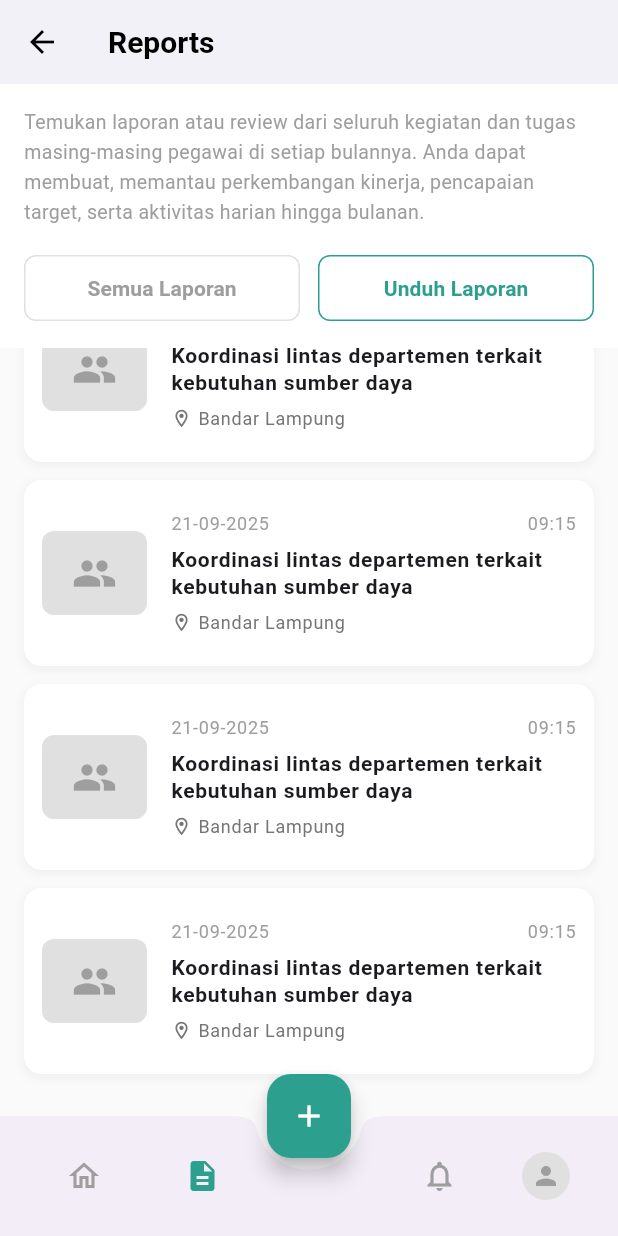
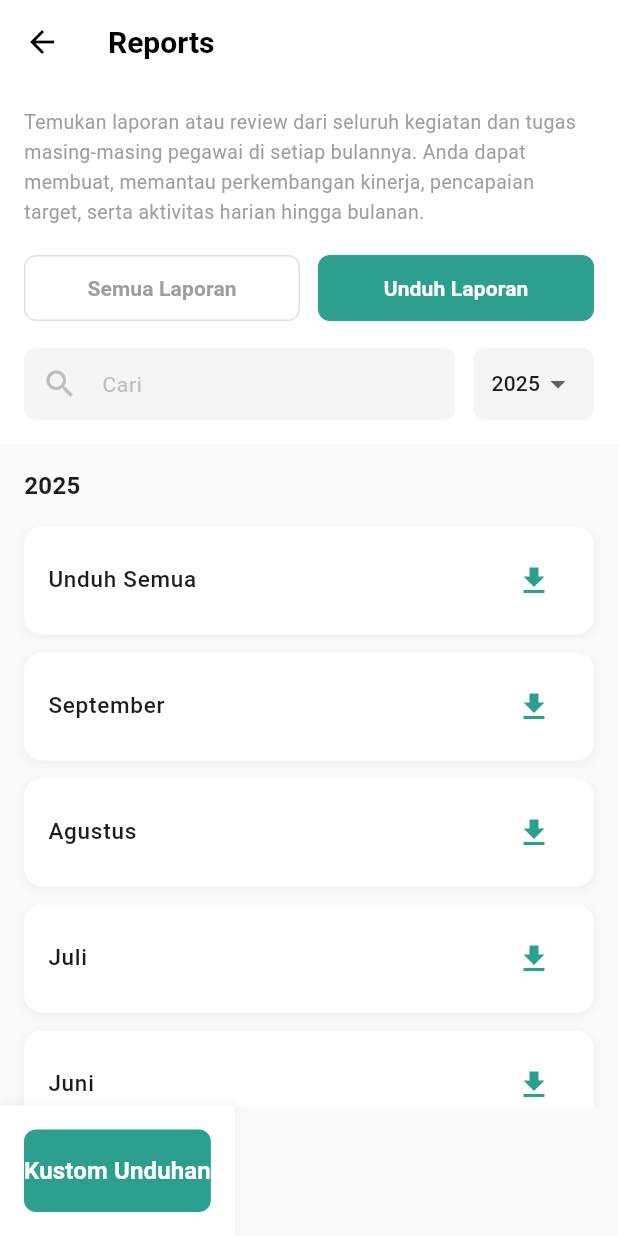
Before and after one commit to elkanajnrmanullang/SIMONI, a Flutter app: the AllReportsPage screen opened directly, scrolled down 64 dp, after a tap on "Unduh Laporan", on a phone screen of 412 x 824 dp. Run offline on Flutter 3.47's test engine with Material 3 defaults, Android fonts, the phone set to English and light mode, and no system bars; our stand-ins replace google_fonts, image_picker.

Commit message:
Download Reports

```diff
--- a/lib/all_reports.dart
+++ b/lib/all_reports.dart
@@ -1,5 +1,7 @@
 import 'package:flutter/material.dart';
 import 'package:simoni/add_reports.dart';
+import 'package:simoni/download_reports.dart';
+import 'package:simoni/home_screen.dart';
 
 class AllReportsPage extends StatefulWidget {
   const AllReportsPage({Key? key}) : super(key: key);
@@ -123,11 +125,12 @@ class _AllReportsPageState extends State<AllReportsPage> {
                     Expanded(
                       child: OutlinedButton(
                         onPressed: () {
-                          setState(() {
-                            showAllReports = false;
-                          });
-                          // Navigate to download reports page
-                          // Navigator.push(context, MaterialPageRoute(builder: (context) => DownloadReportsPage()));
+                          Navigator.push(
+                            context,
+                            MaterialPageRoute(
+                              builder: (context) => DownloadReportsPage(),
+                            ),
+                          );
                         },
                         style: OutlinedButton.styleFrom(
                           foregroundColor: !showAllReports
@@ -281,7 +284,10 @@ class _AllReportsPageState extends State<AllReportsPage> {
             children: [
               IconButton(
                 icon: const Icon(Icons.home_outlined),
-                onPressed: () {},
+                onPressed: () {
+                  Navigator.pop(context);
+                  MaterialPageRoute(builder: (context) => const HomeScreen());
+                },
                 color: Colors.grey,
               ),
               IconButton(
--- /dev/null
+++ b/lib/download_reports.dart
@@ -0,0 +1,532 @@
+import 'package:flutter/material.dart';
+import 'package:intl/intl.dart';
+
+class DownloadReportsPage extends StatefulWidget {
+  const DownloadReportsPage({Key? key}) : super(key: key);
+
+  @override
+  State<DownloadReportsPage> createState() => _DownloadReportsPageState();
+}
+
+class _DownloadReportsPageState extends State<DownloadReportsPage> {
+  bool showAllReports = false; // false = Unduh Laporan
+  int selectedYear = DateTime.now().year;
+  String searchQuery = '';
+  final TextEditingController _searchController = TextEditingController();
+
+  // Data laporan per bulan
+  final Map<int, List<Map<String, dynamic>>> reportsByYear = {
+    2025: [
+      {'month': 'Unduh Semua', 'monthNumber': 0},
+      {'month': 'September', 'monthNumber': 9},
+      {'month': 'Agustus', 'monthNumber': 8},
+      {'month': 'Juli', 'monthNumber': 7},
+      {'month': 'Juni', 'monthNumber': 6},
+      {'month': 'Mei', 'monthNumber': 5},
+      {'month': 'April', 'monthNumber': 4},
+      {'month': 'Maret', 'monthNumber': 3},
+      {'month': 'Februari', 'monthNumber': 2},
+    ],
+  };
+
+  List<int> availableYears = [2025, 2024, 2023, 2022];
+
+  @override
+  void dispose() {
+    _searchController.dispose();
+    super.dispose();
+  }
+
+  void _showCustomDownloadDialog() {
+    DateTime? startDate;
+    DateTime? endDate;
+
+    showDialog(
+      context: context,
+      builder: (context) => StatefulBuilder(
+        builder: (context, setDialogState) => AlertDialog(
+          shape: RoundedRectangleBorder(
+            borderRadius: BorderRadius.circular(16),
+          ),
+          title: Row(
+            mainAxisAlignment: MainAxisAlignment.spaceBetween,
+            children: [
+              const Text(
+                'Kustom Laporan',
+                style: TextStyle(fontSize: 18, fontWeight: FontWeight.bold),
+              ),
+              IconButton(
+                icon: const Icon(Icons.close),
+                onPressed: () => Navigator.pop(context),
+                padding: EdgeInsets.zero,
+                constraints: const BoxConstraints(),
+              ),
+            ],
+          ),
+          content: Column(
+            mainAxisSize: MainAxisSize.min,
+            crossAxisAlignment: CrossAxisAlignment.start,
+            children: [
+              const Text(
+                'Anda dapat menentukan tanggal untuk memilih laporan yang ingin diunduh.',
+                style: TextStyle(fontSize: 13, color: Colors.grey),
+              ),
+              const SizedBox(height: 24),
+              const Text(
+                'Tanggal Mulai',
+                style: TextStyle(fontSize: 14, fontWeight: FontWeight.w600),
+              ),
+              const SizedBox(height: 8),
+              InkWell(
+                onTap: () async {
+                  final DateTime? picked = await showDatePicker(
+                    context: context,
+                    initialDate: startDate ?? DateTime.now(),
+                    firstDate: DateTime(2020),
+                    lastDate: DateTime.now(),
+                    builder: (context, child) {
+                      return Theme(
+                        data: Theme.of(context).copyWith(
+                          colorScheme: const ColorScheme.light(
+                            primary: Color(0xFF2D9F8F),
+                          ),
+                        ),
+                        child: child!,
+                      );
+                    },
+                  );
+                  if (picked != null) {
+                    setDialogState(() {
+                      startDate = picked;
+                    });
+                  }
+                },
+                child: Container(
+                  padding: const EdgeInsets.symmetric(
+                    horizontal: 16,
+                    vertical: 14,
+                  ),
+                  decoration: BoxDecoration(
+                    border: Border.all(color: Colors.grey.shade300),
+                    borderRadius: BorderRadius.circular(8),
+                  ),
+                  child: Row(
+                    mainAxisAlignment: MainAxisAlignment.spaceBetween,
+                    children: [
+                      Text(
+                        startDate != null
+                            ? DateFormat('dd/MM/yyyy').format(startDate!)
+                            : 'Pilih tanggal',
+                        style: TextStyle(
+                          color: startDate != null
+                              ? Colors.black
+                              : Colors.grey[400],
+                          fontSize: 14,
+                        ),
+                      ),
+                      const Icon(
+                        Icons.calendar_today,
+                        size: 18,
+                        color: Color(0xFF2D9F8F),
+                      ),
+                    ],
+                  ),
+                ),
+              ),
+              const SizedBox(height: 20),
+              const Text(
+                'Tanggal Selesai',
+                style: TextStyle(fontSize: 14, fontWeight: FontWeight.w600),
+              ),
+              const SizedBox(height: 8),
+              InkWell(
+                onTap: () async {
+                  final DateTime? picked = await showDatePicker(
+                    context: context,
+                    initialDate: endDate ?? DateTime.now(),
+                    firstDate: startDate ?? DateTime(2020),
+                    lastDate: DateTime.now(),
+                    builder: (context, child) {
+                      return Theme(
+                        data: Theme.of(context).copyWith(
+                          colorScheme: const ColorScheme.light(
+                            primary: Color(0xFF2D9F8F),
+                          ),
+                        ),
+                        child: child!,
+                      );
+                    },
+                  );
+                  if (picked != null) {
+                    setDialogState(() {
+                      endDate = picked;
+                    });
+                  }
+                },
+                child: Container(
+                  padding: const EdgeInsets.symmetric(
+                    horizontal: 16,
+                    vertical: 14,
+                  ),
+                  decoration: BoxDecoration(
+                    border: Border.all(color: Colors.grey.shade300),
+                    borderRadius: BorderRadius.circular(8),
+                  ),
+                  child: Row(
+                    mainAxisAlignment: MainAxisAlignment.spaceBetween,
+                    children: [
+                      Text(
+                        endDate != null
+                            ? DateFormat('dd/MM/yyyy').format(endDate!)
+                            : 'Pilih tanggal',
+                        style: TextStyle(
+                          color: endDate != null
+                              ? Colors.black
+                              : Colors.grey[400],
+                          fontSize: 14,
+                        ),
+                      ),
+                      const Icon(
+                        Icons.calendar_today,
+                        size: 18,
+                        color: Color(0xFF2D9F8F),
+                      ),
+                    ],
+                  ),
+                ),
+              ),
+            ],
+          ),
+          actions: [
+            SizedBox(
+              width: double.infinity,
+              child: ElevatedButton(
+                onPressed: () {
+                  if (startDate != null && endDate != null) {
+                    _downloadCustomReport(startDate!, endDate!);
+                    Navigator.pop(context);
+                  } else {
+                    ScaffoldMessenger.of(context).showSnackBar(
+                      const SnackBar(
+                        content: Text(
+                          'Silakan pilih tanggal mulai dan selesai',
+                        ),
+                        backgroundColor: Colors.orange,
+                      ),
+                    );
+                  }
+                },
+                style: ElevatedButton.styleFrom(
+                  backgroundColor: const Color(0xFF2D9F8F),
+                  foregroundColor: Colors.white,
+                  padding: const EdgeInsets.symmetric(vertical: 14),
+                  shape: RoundedRectangleBorder(
+                    borderRadius: BorderRadius.circular(8),
+                  ),
+                  elevation: 0,
+                ),
+                child: const Text(
+                  'Unduh Laporan',
+                  style: TextStyle(fontSize: 15, fontWeight: FontWeight.w600),
+                ),
+              ),
+            ),
+          ],
+          actionsPadding: const EdgeInsets.fromLTRB(16, 0, 16, 16),
+        ),
+      ),
+    );
+  }
+
+  void _downloadCustomReport(DateTime startDate, DateTime endDate) {
+    // TODO: Implement custom download logic
+    ScaffoldMessenger.of(context).showSnackBar(
+      SnackBar(
+        content: Text(
+          'Mengunduh laporan dari ${DateFormat('dd/MM/yyyy').format(startDate)} hingga ${DateFormat('dd/MM/yyyy').format(endDate)}',
+        ),
+        backgroundColor: const Color(0xFF2D9F8F),
+      ),
+    );
+  }
+
+  void _downloadReport(String month, int monthNumber) {
+    // TODO: Implement download logic
+    String message = monthNumber == 0
+        ? 'Mengunduh semua laporan tahun $selectedYear'
+        : 'Mengunduh laporan $month $selectedYear';
+
+    ScaffoldMessenger.of(context).showSnackBar(
+      SnackBar(
+        content: Text(message),
+        backgroundColor: const Color(0xFF2D9F8F),
+        duration: const Duration(seconds: 2),
+      ),
+    );
+  }
+
+  List<Map<String, dynamic>> _getFilteredReports() {
+    if (searchQuery.isEmpty) {
+      return reportsByYear[selectedYear] ?? [];
+    }
+    return (reportsByYear[selectedYear] ?? [])
+        .where(
+          (report) =>
+              report['month'].toLowerCase().contains(searchQuery.toLowerCase()),
+        )
+        .toList();
+  }
+
+  @override
+  Widget build(BuildContext context) {
+    return Scaffold(
+      backgroundColor: Colors.grey[50],
+      appBar: AppBar(
+        backgroundColor: Colors.white,
+        elevation: 0,
+        leading: IconButton(
+          icon: const Icon(Icons.arrow_back, color: Colors.black),
+          onPressed: () => Navigator.pop(context),
+        ),
+        title: const Text(
+          'Reports',
+          style: TextStyle(
+            color: Colors.black,
+            fontSize: 20,
+            fontWeight: FontWeight.bold,
+          ),
+        ),
+      ),
+      body: Column(
+        crossAxisAlignment: CrossAxisAlignment.start,
+        children: [
+          // Header dengan deskripsi
+          Container(
+            color: Colors.white,
+            padding: const EdgeInsets.all(16),
+            child: Column(
+              crossAxisAlignment: CrossAxisAlignment.start,
+              children: [
+                const Text(
+                  'Temukan laporan atau review dari seluruh kegiatan dan tugas masing-masing pegawai di setiap bulannya. Anda dapat membuat, memantau perkembangan kinerja, pencapaian target, serta aktivitas harian hingga bulanan.',
+                  style: TextStyle(
+                    fontSize: 13,
+                    color: Colors.grey,
+                    height: 1.5,
+                  ),
+                ),
+                const SizedBox(height: 16),
+                // Toggle buttons
+                Row(
+                  children: [
+                    Expanded(
+                      child: OutlinedButton(
+                        onPressed: () {
+                          Navigator.pop(context);
+                        },
+                        style: OutlinedButton.styleFrom(
+                          foregroundColor: Colors.grey,
+                          side: BorderSide(color: Colors.grey.shade300),
+                          shape: RoundedRectangleBorder(
+                            borderRadius: BorderRadius.circular(8),
+                          ),
+                          padding: const EdgeInsets.symmetric(vertical: 12),
+                        ),
+                        child: const Text(
+                          'Semua Laporan',
+                          style: TextStyle(
+                            fontSize: 14,
+                            fontWeight: FontWeight.w600,
+                          ),
+                        ),
+                      ),
+                    ),
+                    const SizedBox(width: 12),
+                    Expanded(
+                      child: ElevatedButton(
+                        onPressed: () {},
+                        style: ElevatedButton.styleFrom(
+                          backgroundColor: const Color(0xFF2D9F8F),
+                          foregroundColor: Colors.white,
+                          elevation: 0,
+                          shape: RoundedRectangleBorder(
+                            borderRadius: BorderRadius.circular(8),
+                          ),
+                          padding: const EdgeInsets.symmetric(vertical: 12),
+                        ),
+                        child: const Text(
+                          'Unduh Laporan',
+                          style: TextStyle(
+                            fontSize: 14,
+                            fontWeight: FontWeight.w600,
+                          ),
+                        ),
+                      ),
+                    ),
+                  ],
+                ),
+              ],
+            ),
+          ),
+
+          // Search and Year Filter
+          Container(
+            color: Colors.white,
+            padding: const EdgeInsets.fromLTRB(16, 0, 16, 16),
+            child: Row(
+              children: [
+                // Search Field
+                Expanded(
+                  child: TextField(
+                    controller: _searchController,
+                    onChanged: (value) {
+                      setState(() {
+                        searchQuery = value;
+                      });
+                    },
+                    decoration: InputDecoration(
+                      hintText: 'Cari',
+                      hintStyle: TextStyle(
+                        color: Colors.grey[400],
+                        fontSize: 14,
+                      ),
+                      prefixIcon: Icon(Icons.search, color: Colors.grey[400]),
+                      filled: true,
+                      fillColor: Colors.grey[100],
+                      border: OutlineInputBorder(
+                        borderRadius: BorderRadius.circular(8),
+                        borderSide: BorderSide.none,
+                      ),
+                      contentPadding: const EdgeInsets.symmetric(
+                        horizontal: 16,
+                        vertical: 12,
+                      ),
+                    ),
+                  ),
+                ),
+                const SizedBox(width: 12),
+                // Year Dropdown
+                Container(
+                  padding: const EdgeInsets.symmetric(horizontal: 12),
+                  decoration: BoxDecoration(
+                    color: Colors.grey[100],
+                    borderRadius: BorderRadius.circular(8),
+                  ),
+                  child: DropdownButtonHideUnderline(
+                    child: DropdownButton<int>(
+                      value: selectedYear,
+                      icon: const Icon(Icons.arrow_drop_down),
+                      items: availableYears.map((year) {
+                        return DropdownMenuItem(
+                          value: year,
+                          child: Text(
+                            year.toString(),
+                            style: const TextStyle(fontSize: 14),
+                          ),
+                        );
+                      }).toList(),
+                      onChanged: (value) {
+                        setState(() {
+                          selectedYear = value!;
+                        });
+                      },
+                    ),
+                  ),
+                ),
+              ],
+            ),
+          ),
+
+          // Year Header
+          Padding(
+            padding: const EdgeInsets.all(16),
+            child: Text(
+              selectedYear.toString(),
+              style: const TextStyle(fontSize: 16, fontWeight: FontWeight.bold),
+            ),
+          ),
+
+          // List of Reports
+          Expanded(
+            child: ListView.builder(
+              padding: const EdgeInsets.symmetric(horizontal: 16),
+              itemCount: _getFilteredReports().length,
+              itemBuilder: (context, index) {
+                final report = _getFilteredReports()[index];
+                return Container(
+                  margin: const EdgeInsets.only(bottom: 12),
+                  decoration: BoxDecoration(
+                    color: Colors.white,
+                    borderRadius: BorderRadius.circular(12),
+                    boxShadow: [
+                      BoxShadow(
+                        color: Colors.grey.withOpacity(0.1),
+                        spreadRadius: 1,
+                        blurRadius: 4,
+                        offset: const Offset(0, 2),
+                      ),
+                    ],
+                  ),
+                  child: ListTile(
+                    contentPadding: const EdgeInsets.symmetric(
+                      horizontal: 16,
+                      vertical: 8,
+                    ),
+                    title: Text(
+                      report['month'],
+                      style: const TextStyle(
+                        fontSize: 15,
+                        fontWeight: FontWeight.w500,
+                      ),
+                    ),
+                    trailing: IconButton(
+                      icon: const Icon(
+                        Icons.download,
+                        color: Color(0xFF2D9F8F),
+                      ),
+                      onPressed: () {
+                        _downloadReport(report['month'], report['monthNumber']);
+                      },
+                    ),
+                  ),
+                );
+              },
+            ),
+          ),
+
+          // Custom Download Button
+          Container(
+            padding: const EdgeInsets.all(16),
+            decoration: BoxDecoration(
+              color: Colors.white,
+              boxShadow: [
+                BoxShadow(
+                  color: Colors.grey.withOpacity(0.1),
+                  spreadRadius: 1,
+                  blurRadius: 4,
+                  offset: const Offset(0, -2),
+                ),
+              ],
+            ),
+            child: ElevatedButton(
+              onPressed: _showCustomDownloadDialog,
+              style: ElevatedButton.styleFrom(
+                backgroundColor: const Color(0xFF2D9F8F),
+                foregroundColor: Colors.white,
+                padding: const EdgeInsets.symmetric(vertical: 16),
+                shape: RoundedRectangleBorder(
+                  borderRadius: BorderRadius.circular(8),
+                ),
+                elevation: 0,
+              ),
+              child: const Text(
+                'Kustom Unduhan',
+                style: TextStyle(fontSize: 16, fontWeight: FontWeight.w600),
+              ),
+            ),
+          ),
+        ],
+      ),
+    );
+  }
+}
--- a/lib/home_screen.dart
+++ b/lib/home_screen.dart
@@ -369,7 +369,7 @@ class _ActionButtons extends StatelessWidget {
         _buildActionButton(
           context: context,
           icon: Icons.assignment_outlined,
-          title: 'lorem ipsum',
+          title: 'Presensi',
           iconColor: iconColor,
           onTap: () {},
         ),
```
